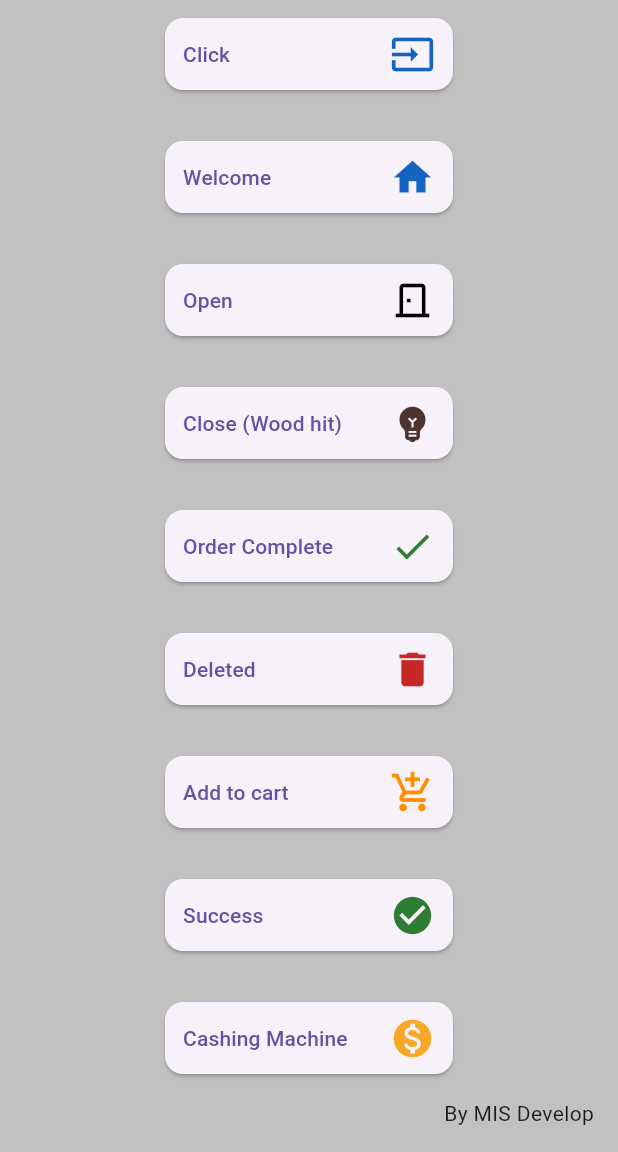
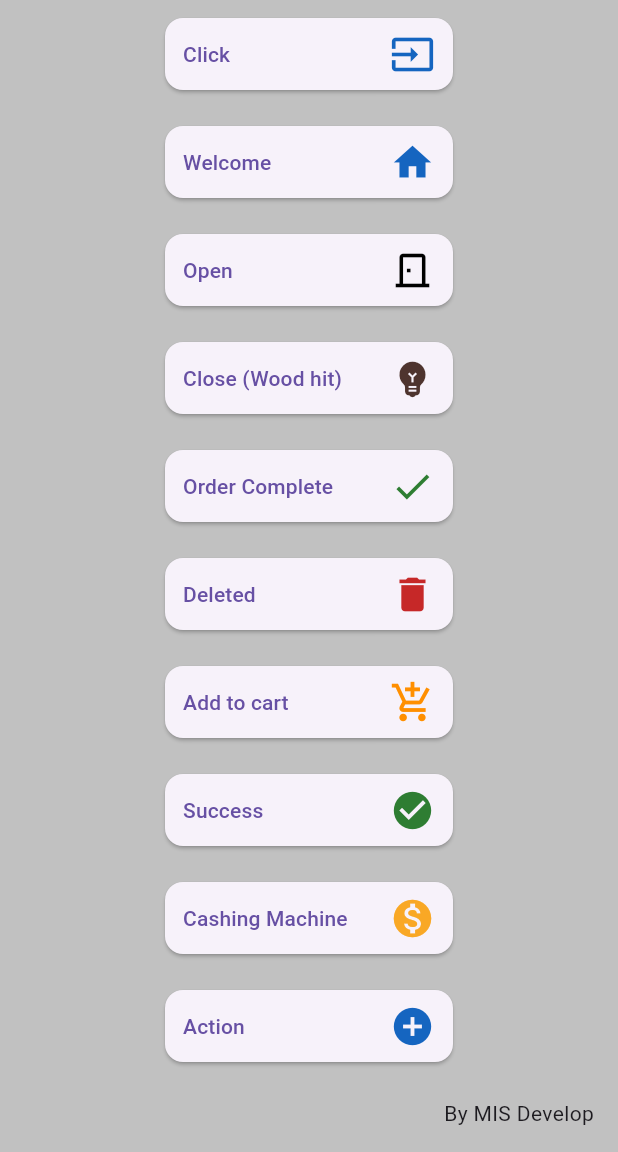
Before and after one commit to misdevelop-org/sound_library, a Flutter app: the screen it shows after launch, on a phone screen of 412 x 824 dp, the part 84-1236 px from its top. Run offline on Flutter 3.47's test engine with Material 3 defaults, Android fonts, the phone set to English and light mode, and no system bars; our stand-ins replace audioplayers, shared_preferences.

Commit message:
v0.2.0-1: Improved example and workflow

```diff
--- a/example/lib/main.dart
+++ b/example/lib/main.dart
@@ -31,23 +31,11 @@
 }
 
 class _MyHomePageState extends State<MyHomePage> {
+  final int blockLength = 5;
+  List<Widget> soundsList = [];
   @override
-  Widget build(BuildContext context) {
-    return Scaffold(
-      backgroundColor: const Color(0xFFc1c1c1),
-      appBar: AppBar(
-        backgroundColor: const Color(0xFF0E0E43),
-        title:
-            const Text("Sound Library", style: TextStyle(color: Colors.white)),
-      ),
-      body: ListView(
-        children: [
-          Wrap(
-            alignment: WrapAlignment.center,
-            runAlignment: WrapAlignment.center,
-            spacing: 10,
-            runSpacing: 10,
-            children: [
+  void initState() {
+    soundsList = [
       buildSoundButton(
         'Click ',
         Sounds.click,
@@ -129,9 +117,41 @@
           size: 30,
         ),
       ),
-              //Agroferia updates quantities and prices given by the producers every week
+      buildSoundButton(
+        'Action ',
+        Sounds.action,
+        icon: Icon(
+          Icons.add_circle,
+          color: Colors.blue[800],
+          size: 30,
+        ),
+      ),
+    ];
+    super.initState();
+  }
+
+  @override
+  Widget build(BuildContext context) {
+    return Scaffold(
+      backgroundColor: const Color(0xFFc1c1c1),
+      appBar: AppBar(
+        backgroundColor: const Color(0xFF0E0E43),
+        title: const Text("Sound Library", style: TextStyle(color: Colors.white)),
+      ),
+      body: ListView(
+        children: [
+          Wrap(
+            alignment: WrapAlignment.center,
+            runAlignment: WrapAlignment.center,
+            children: [
+              for (var i = 0; i < soundsList.length; i += blockLength)
+                Column(
+                  children: [
+                    for (var j = i; j < i + blockLength; j++) soundsList.length > j ? soundsList[j] : const SizedBox(),
                   ],
-          )
+                ),
+            ],
+          ), // 6 sounds blocks
         ],
       ),
       floatingActionButton: const Text('By MIS Develop'),
@@ -140,6 +160,8 @@
 
   Widget buildSoundButton(String name, Sounds sound, {Icon? icon}) => Padding(
         padding: const EdgeInsets.all(8.0),
+        child: FittedBox(
+          fit: BoxFit.scaleDown,
           child: SizedBox(
             width: 200,
             child: Card(
@@ -158,5 +180,6 @@
               ),
             ),
           ),
+        ),
       );
 }
--- a/lib/sound_library.dart
+++ b/lib/sound_library.dart
@@ -1,3 +1,3 @@
 library sound_library;
 
-export 'src/sound_library.dart';
+export 'src/sound_player.dart';
```
Also changed, not shown: lib/src/sound_player.dart (renamed from lib/src/sound_library.dart), 1 other file. Lines whose indentation alone changed are shown as unchanged.
